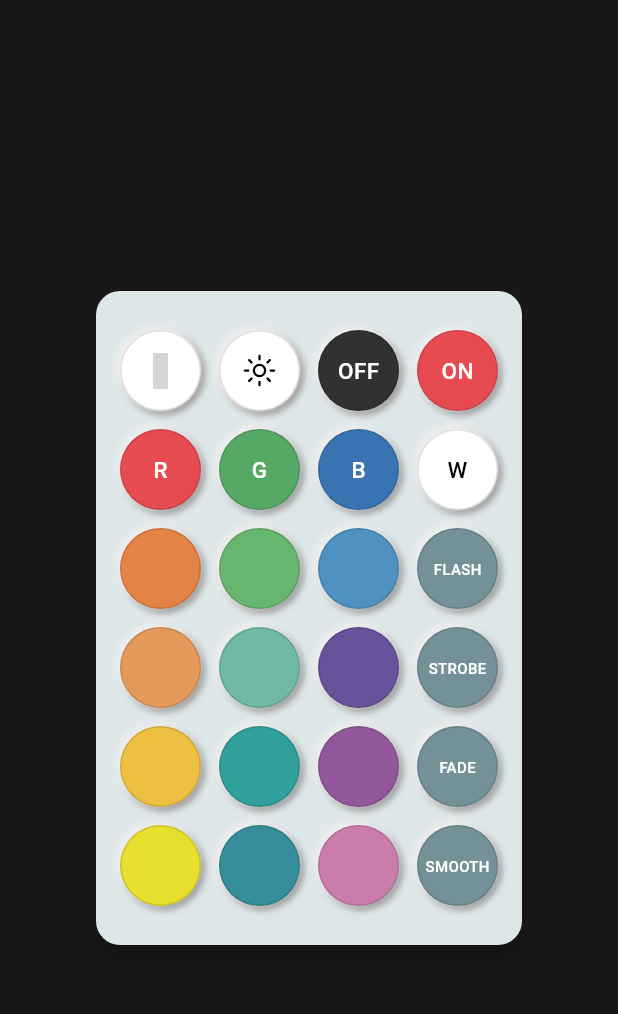
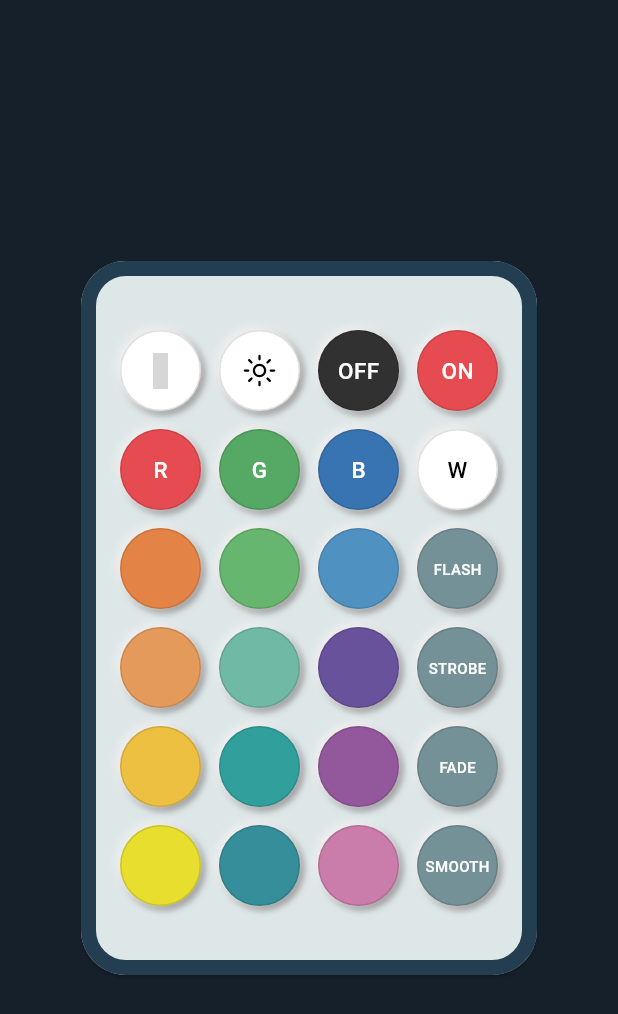
Before and after one commit to shariful6/RGB-LED-Remote_IR, a Flutter app: the screen it shows after launch, on a phone screen of 412 x 824 dp. Shown: the top 1014 px of the screen. Run offline on Flutter 3.47's test engine with Material 3 defaults, Android fonts, the phone set to English and light mode, and no system bars; our stand-ins replace flutter_font_icons, fluttertoast; grey boxes are pictures that could not be loaded.

Commit message:
commit changes

```diff
--- a/lib/main.dart
+++ b/lib/main.dart
@@ -17,7 +17,7 @@ class MyApp extends StatelessWidget {
         primaryColor: Colors.white,
       ),
       home: const ColoredBox(
-        color: Color(0xFF181818),
+        color: Color(0xFF16202A),
         child: RemoteScreen(),
       ),
     );
--- a/lib/screens/remote_screen.dart
+++ b/lib/screens/remote_screen.dart
@@ -26,13 +26,13 @@ class RemoteScreen extends StatelessWidget {
   Widget build(BuildContext context) {
     return Center(
       child: Card(
-        elevation: 4,
         color: const Color(0xFFDEE7E8),
         shape: RoundedRectangleBorder(
-          borderRadius: BorderRadius.circular(16),
+          borderRadius: BorderRadius.circular(30),
+          side: const BorderSide(color: Color(0xFF243E51), width: 10),
         ),
         child: const Padding(
-          padding: EdgeInsets.symmetric(horizontal: 10, vertical: 20),
+          padding: EdgeInsets.symmetric(horizontal: 20, vertical: 40),
           child: Column(
             mainAxisSize: MainAxisSize.min,
             children: [
```
Also changed, not shown: 31 other files.
